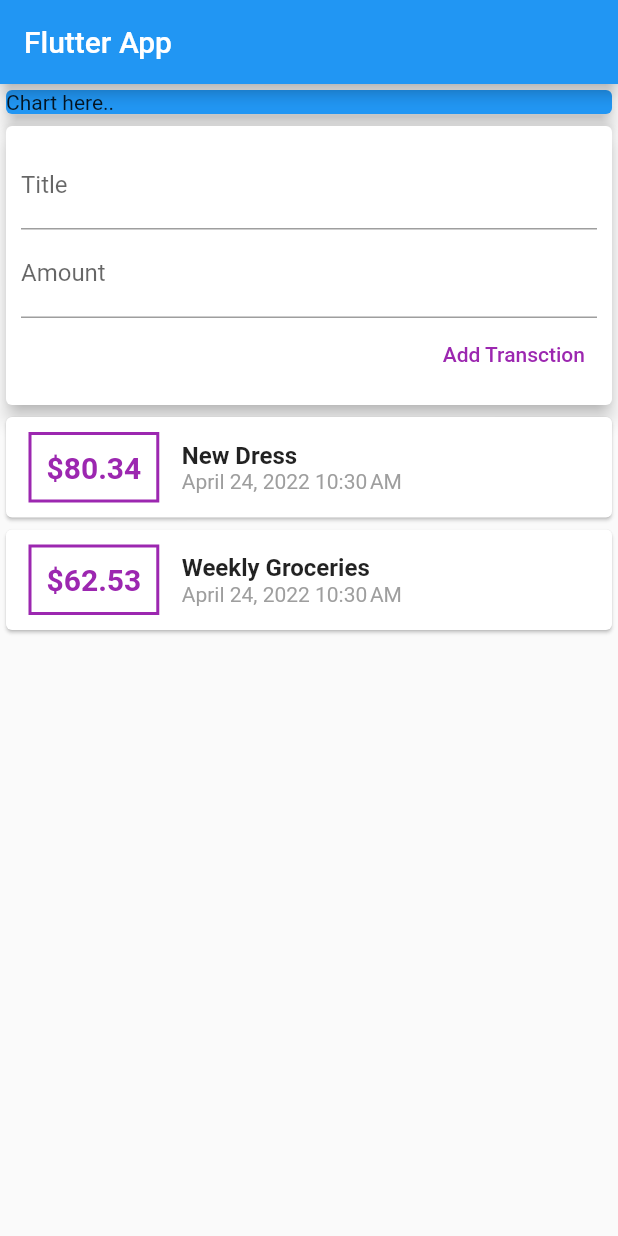
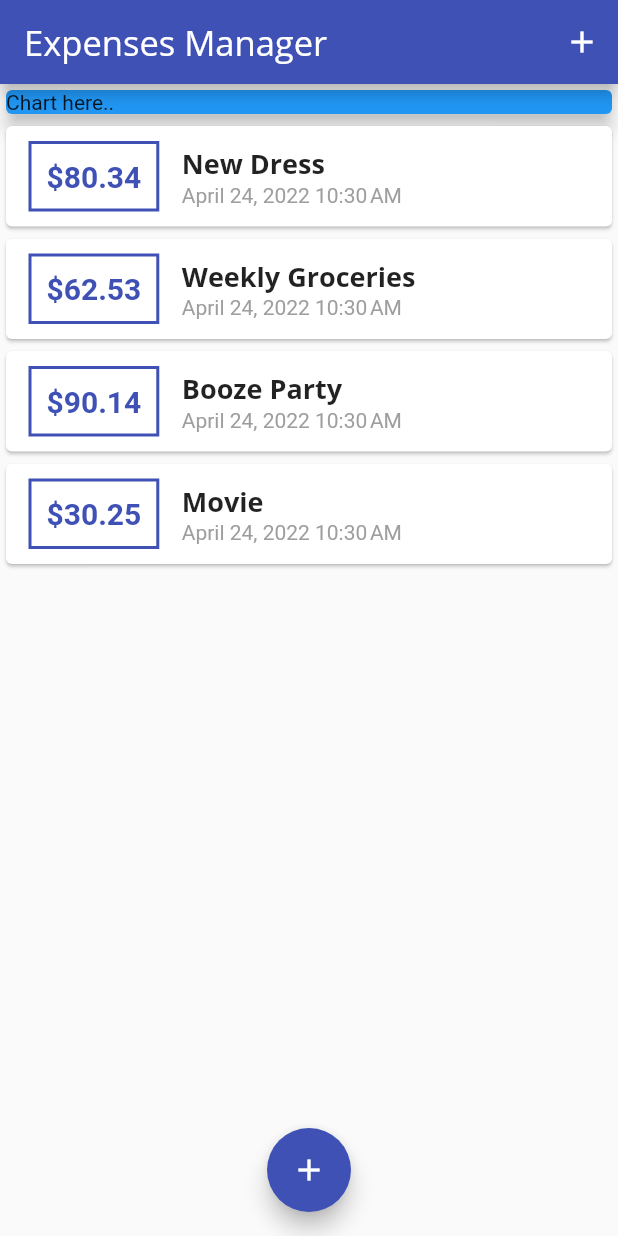
Before and after one commit to dsadasivani/expenses_manager_app, a Flutter app: the screen it shows after launch, on a phone screen of 412 x 824 dp. Run offline on Flutter 3.47's test engine with Material 2 defaults, Android fonts, the phone set to English and light mode, and no system bars.

Commit message:
Improved app by adding themes, buttons etc

```diff
--- a/lib/main.dart
+++ b/lib/main.dart
@@ -1,5 +1,8 @@
 import 'package:flutter/material.dart';
-import './widgets/user_transactions.dart';
+import './widgets/new_transaction.dart';
+
+import './models/transaction.dart';
+import './widgets/transaction_list.dart';
 
 void main() => runApp(MyApp());
 
@@ -8,22 +11,106 @@ class MyApp extends StatelessWidget {
   Widget build(BuildContext context) {
     return MaterialApp(
       title: 'Flutter App',
+      theme: ThemeData(
+        primarySwatch: Colors.indigo,
+        fontFamily: 'Quicksand',
+        textTheme: ThemeData.light().textTheme.copyWith(
+                headline6: TextStyle(
+              fontFamily: 'OpenSans',
+              fontWeight: FontWeight.bold,
+              fontSize: 18,
+            )),
+        appBarTheme: AppBarTheme(
+          titleTextStyle: ThemeData.light()
+              .textTheme
+              .copyWith(
+                headline6: TextStyle(
+                  fontFamily: 'OpenSans',
+                  fontSize: 23,
+                  // fontWeight: FontWeight.bold,
+                ),
+              )
+              .headline6,
+        ),
+      ),
       home: MyHomePage(),
     );
   }
 }
 
-class MyHomePage extends StatelessWidget {
+class MyHomePage extends StatefulWidget {
+  @override
+  State<MyHomePage> createState() => _MyHomePageState();
+}
+
+class _MyHomePageState extends State<MyHomePage> {
   final titleController = TextEditingController();
+
   final amountController = TextEditingController();
+
+  final List<Transaction> _userTransactions = [
+    Transaction(
+      id: 't1',
+      title: 'New Dress',
+      amount: 80.34,
+      date: DateTime.now(),
+    ),
+    Transaction(
+      id: 't2',
+      title: 'Weekly Groceries',
+      amount: 62.53,
+      date: DateTime.now(),
+    ),
+    Transaction(
+      id: 't3',
+      title: 'Booze Party',
+      amount: 90.14,
+      date: DateTime.now(),
+    ),
+    Transaction(
+      id: 't4',
+      title: 'Movie',
+      amount: 30.25,
+      date: DateTime.now(),
+    ),
+  ];
+
+  void _addNewTransaction(String txTitle, double txAmount) {
+    final newTxn = Transaction(
+      id: DateTime.now().toString(),
+      title: txTitle,
+      amount: txAmount,
+      date: DateTime.now(),
+    );
+
+    setState(() {
+      _userTransactions.add(newTxn);
+    });
+  }
+
+  void _startAddNewTransaction(BuildContext context) {
+    showModalBottomSheet(
+      context: context,
+      builder: (_) {
+        return NewTransaction(_addNewTransaction);
+      },
+    );
+  }
 
   @override
   Widget build(BuildContext context) {
     return Scaffold(
       appBar: AppBar(
-        title: Text('Flutter App'),
+        title: Text('Expenses Manager'),
+        actions: [
+          IconButton(
+            onPressed: () => _startAddNewTransaction(context),
+            icon: Icon(Icons.add),
           ),
-      body: Column(
+        ],
+      ),
+      body: SingleChildScrollView(
+        child: Column(
           // mainAxisAlignment: MainAxisAlignment.spaceAround,
           // crossAxisAlignment: CrossAxisAlignment.stretch,
           children: [
@@ -35,9 +122,15 @@ class MyHomePage extends StatelessWidget {
                 elevation: 5,
               ),
             ),
-          UserTransactions(),
+            TransactionList(_userTransactions),
           ],
         ),
+      ),
+      floatingActionButton: FloatingActionButton(
+        child: Icon(Icons.add),
+        onPressed: () => _startAddNewTransaction(context),
+      ),
+      floatingActionButtonLocation: FloatingActionButtonLocation.centerFloat,
     );
   }
 }
--- a/lib/widgets/new_transaction.dart
+++ b/lib/widgets/new_transaction.dart
@@ -1,11 +1,31 @@
 import 'package:flutter/material.dart';
 
-class NewTransaction extends StatelessWidget {
+class NewTransaction extends StatefulWidget {
+  final Function addNewTransaction;
+  NewTransaction(this.addNewTransaction);
+
+  @override
+  State<NewTransaction> createState() => _NewTransactionState();
+}
+
+class _NewTransactionState extends State<NewTransaction> {
   final titleController = TextEditingController();
+
   final amountController = TextEditingController();
 
-  final Function addNewTransaction;
-  NewTransaction(this.addNewTransaction);
+  void submitData() {
+    if (titleController.text.isEmpty ||
+        (amountController.text.isEmpty ||
+            double.parse(amountController.text) <= 0)) {
+      return;
+    }
+    widget.addNewTransaction(
+      titleController.text,
+      double.parse(amountController.text),
+    );
+    Navigator.of(context).pop();
+  }
+
   @override
   Widget build(BuildContext context) {
     return Card(
@@ -19,24 +39,20 @@ class NewTransaction extends StatelessWidget {
               decoration: InputDecoration(labelText: 'Title'),
               controller: titleController,
               // onChanged: (value) => inputTitle = value,
+              onSubmitted: (_) => submitData(),
             ),
             TextField(
               decoration: InputDecoration(labelText: 'Amount'),
               controller: amountController,
+              keyboardType: TextInputType.number,
+              onSubmitted: (_) => submitData(),
               // onChanged: (value) => inputAmount = value,
             ),
             TextButton(
-              onPressed: () {
-                // print(titleController.text);
-                // print(amountController.text);
-                addNewTransaction(
-                  titleController.text,
-                  double.parse(amountController.text),
-                );
-              },
+              onPressed: submitData,
               child: Text('Add Transction'),
               style: TextButton.styleFrom(
-                primary: Colors.purple,
+                primary: Theme.of(context).primaryColor,
               ),
             )
           ],
--- a/lib/widgets/transaction_list.dart
+++ b/lib/widgets/transaction_list.dart
@@ -9,8 +9,11 @@ class TransactionList extends StatelessWidget {
   TransactionList(this.userTransactions);
   @override
   Widget build(BuildContext context) {
-    return Column(
-      children: userTransactions.map((txn) {
+    return Container(
+      height: 400,
+      child: ListView.builder(
+        itemCount: userTransactions.length,
+        itemBuilder: (ctx, index) {
           return Card(
             child: Row(children: [
               Container(
@@ -20,17 +23,17 @@ class TransactionList extends StatelessWidget {
                 ),
                 decoration: BoxDecoration(
                   border: Border.all(
-                  color: Colors.purple,
+                    color: Theme.of(context).primaryColor,
                     width: 2,
                   ),
                 ),
                 padding: EdgeInsets.all(10),
                 child: Text(
-                '\$${txn.amount}',
+                  '\$${userTransactions[index].amount.toStringAsFixed(2)}',
                   style: TextStyle(
                     fontSize: 20,
                     fontWeight: FontWeight.bold,
-                  color: Colors.purple,
+                    color: Theme.of(context).primaryColor,
                   ),
                 ),
               ),
@@ -38,21 +41,21 @@ class TransactionList extends StatelessWidget {
                 crossAxisAlignment: CrossAxisAlignment.start,
                 children: [
                   Text(
-                  txn.title,
-                  style: TextStyle(
-                    fontWeight: FontWeight.bold,
-                    fontSize: 16,
-                  ),
+                    userTransactions[index].title,
+                    style: Theme.of(context).textTheme.headline6,
                   ),
                   Text(
-                  DateFormat.yMMMMd().add_jm().format(txn.date),
+                    DateFormat.yMMMMd()
+                        .add_jm()
+                        .format(userTransactions[index].date),
                     style: TextStyle(color: Colors.grey),
                   ),
                 ],
               ),
             ]),
           );
-      }).toList(),
+        },
+      ),
     );
   }
 }
--- a/lib/widgets/user_transactions.dart
+++ /dev/null
@@ -1,50 +0,0 @@
-import 'package:flutter/material.dart';
-
-import '../models/transaction.dart';
-import './new_transaction.dart';
-import './transaction_list.dart';
-
-class UserTransactions extends StatefulWidget {
-  @override
-  State<UserTransactions> createState() => _UserTransactionsState();
-}
-
-class _UserTransactionsState extends State<UserTransactions> {
-  final List<Transaction> _userTransactions = [
-    Transaction(
-      id: 't1',
-      title: 'New Dress',
-      amount: 80.34,
-      date: DateTime.now(),
-    ),
-    Transaction(
-      id: 't2',
-      title: 'Weekly Groceries',
-      amount: 62.53,
-      date: DateTime.now(),
-    ),
-  ];
-
-  void _addNewTransaction(String txTitle, double txAmount) {
-    final newTxn = Transaction(
-      id: DateTime.now().toString(),
-      title: txTitle,
-      amount: txAmount,
-      date: DateTime.now(),
-    );
-
-    setState(() {
-      _userTransactions.add(newTxn);
-    });
-  }
-
-  @override
-  Widget build(BuildContext context) {
-    return Column(
-      children: [
-        NewTransaction(_addNewTransaction),
-        TransactionList(_userTransactions),
-      ],
-    );
-  }
-}
```
Also changed, not shown: pubspec.yaml (+12 -6 lines), assets/fonts/OpenSans-Bold.ttf (added), assets/fonts/OpenSans-Regular.ttf (added), assets/fonts/Quicksand-Bold.ttf (added), assets/fonts/Quicksand-Light.ttf (added), assets/fonts/Quicksand-Medium.ttf (added), assets/fonts/Quicksand-Regular.ttf (added). Lines whose indentation alone changed are shown as unchanged.
